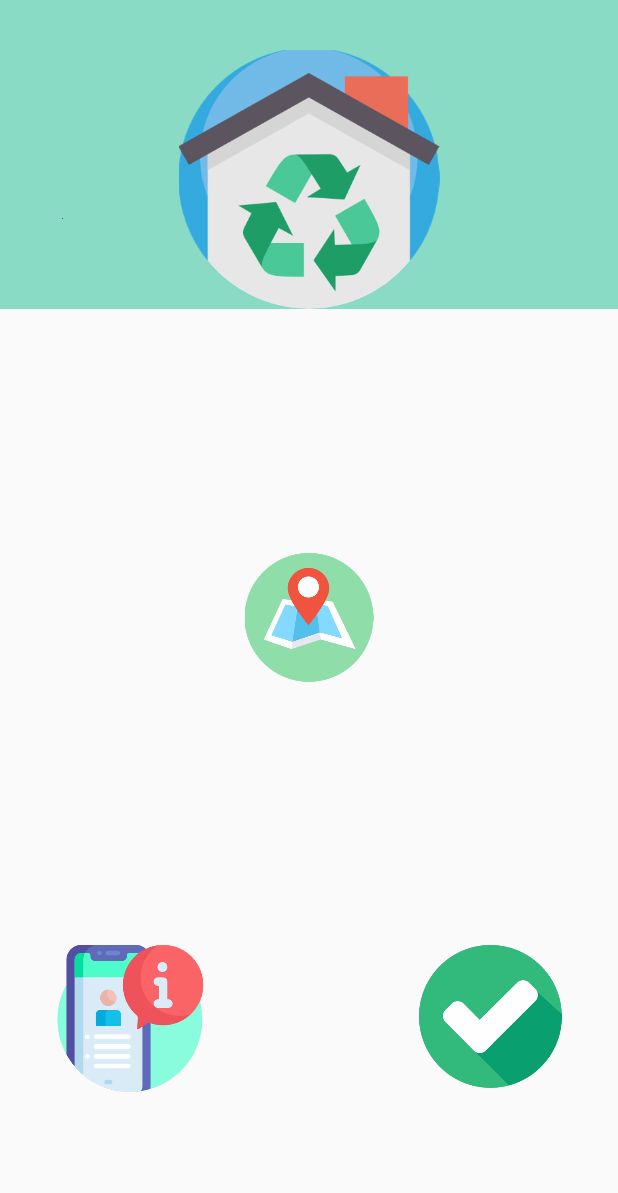
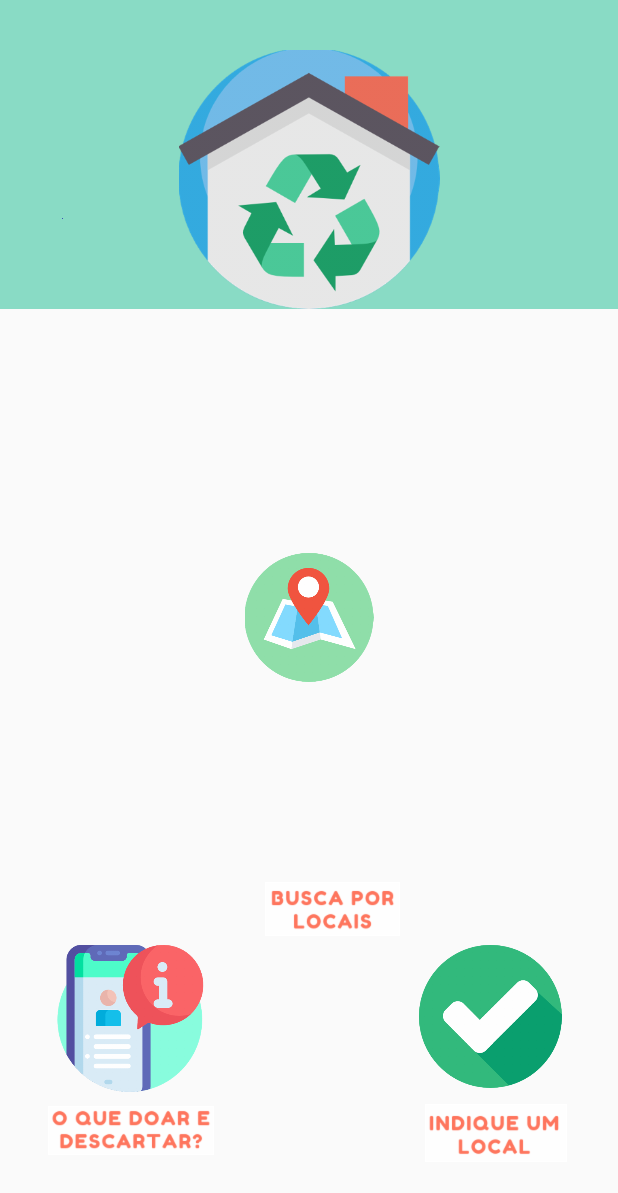
Before and after one commit to WonK67/App-RPII, an Android app: the MenuActivity screen opened directly, with no data from a screen before it, on a phone screen of 412 x 824 dp. Shown: the top 1193 px of the screen. Run offline under Robolectric (Android 15) with nearby library versions, the phone set to English and light mode, and no system bars.

Commit message:
Terceira modificação

```diff
--- a/app/src/main/res/layout/content_menu.xml
+++ b/app/src/main/res/layout/content_menu.xml
@@ -6,6 +6,36 @@
     android:layout_height="match_parent"
     tools:context=".MenuActivity"
     tools:showIn="@layout/activity_menu">
+
+    <ImageView
+        android:id="@+id/imageViewLabelInfografico"
+        android:layout_width="wrap_content"
+        android:layout_height="wrap_content"
+        android:layout_below="@id/infograph_icon"
+        android:layout_alignStart="@+id/infograph_icon"
+        android:layout_alignTop="@+id/infograph_icon"
+        android:layout_marginStart="-6dp"
+        android:layout_marginTop="107dp"
+        app:srcCompat="@drawable/texto_infografico" />
+
+    <ImageView
+        android:id="@+id/imageViewLabelIndicacao"
+        android:layout_width="wrap_content"
+        android:layout_height="wrap_content"
+        android:layout_alignEnd="@+id/logo_app"
+        android:layout_alignParentBottom="true"
+        android:layout_marginBottom="49dp"
+        app:srcCompat="@drawable/texto_indicacao" />
+
+    <ImageView
+        android:id="@+id/imageViewLabelBusca"
+        android:layout_width="wrap_content"
+        android:layout_height="wrap_content"
+        android:layout_alignParentEnd="true"
+        android:layout_alignParentBottom="true"
+        android:layout_marginEnd="145dp"
+        android:layout_marginBottom="200dp"
+        app:srcCompat="@drawable/texto_busca" />
 
     <ImageView
         android:layout_width="match_parent"
```
Also changed, not shown: app/src/main/res/drawable-hdpi/texto_busca.png (added), app/src/main/res/drawable-hdpi/texto_indicacao.png (added), app/src/main/res/drawable-hdpi/texto_infografico.png (added), app/src/main/res/drawable-mdpi/texto_busca.png (added), app/src/main/res/drawable-mdpi/texto_indicacao.png (added), app/src/main/res/drawable-mdpi/texto_infografico.png (added), app/src/main/res/drawable-xhdpi/texto_busca.png (added), app/src/main/res/drawable-xhdpi/texto_indicacao.png (added), app/src/main/res/drawable-xhdpi/texto_infografico.png (added), app/src/main/res/drawable-xxhdpi/texto_busca.png (added), app/src/main/res/drawable-xxhdpi/texto_indicacao.png (added), app/src/main/res/drawable-xxhdpi/texto_infografico.png (added), app/src/main/res/drawable-xxxhdpi/texto_busca.png (added), app/src/main/res/drawable-xxxhdpi/texto_indicacao.png (added), 1 more files.
